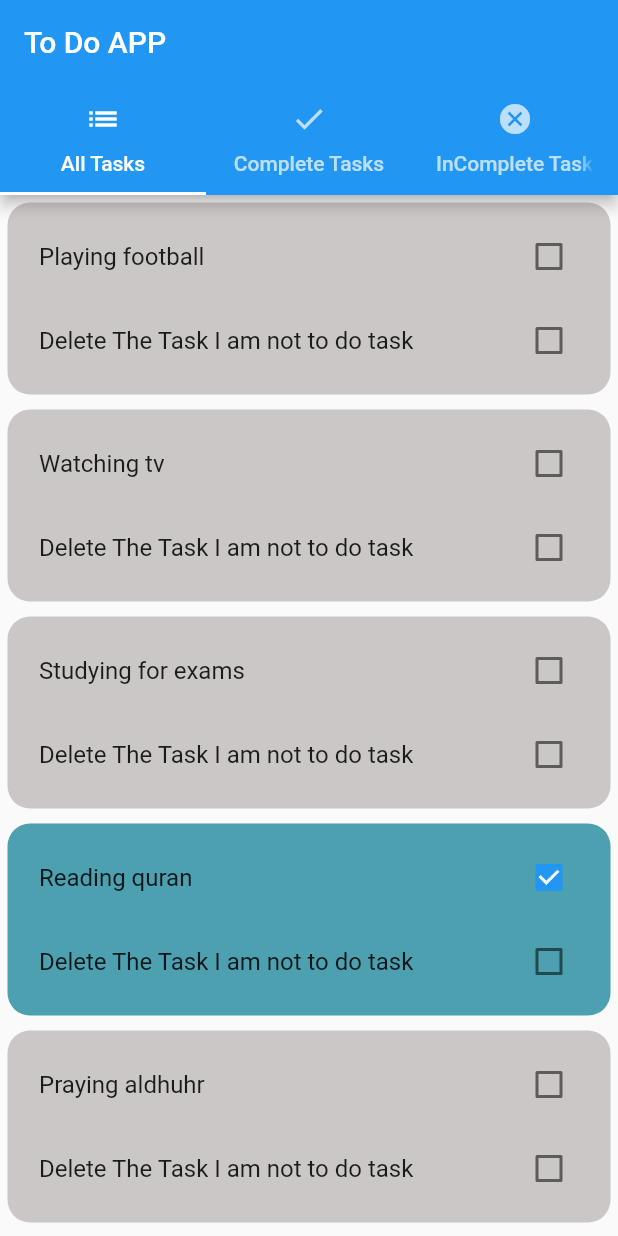
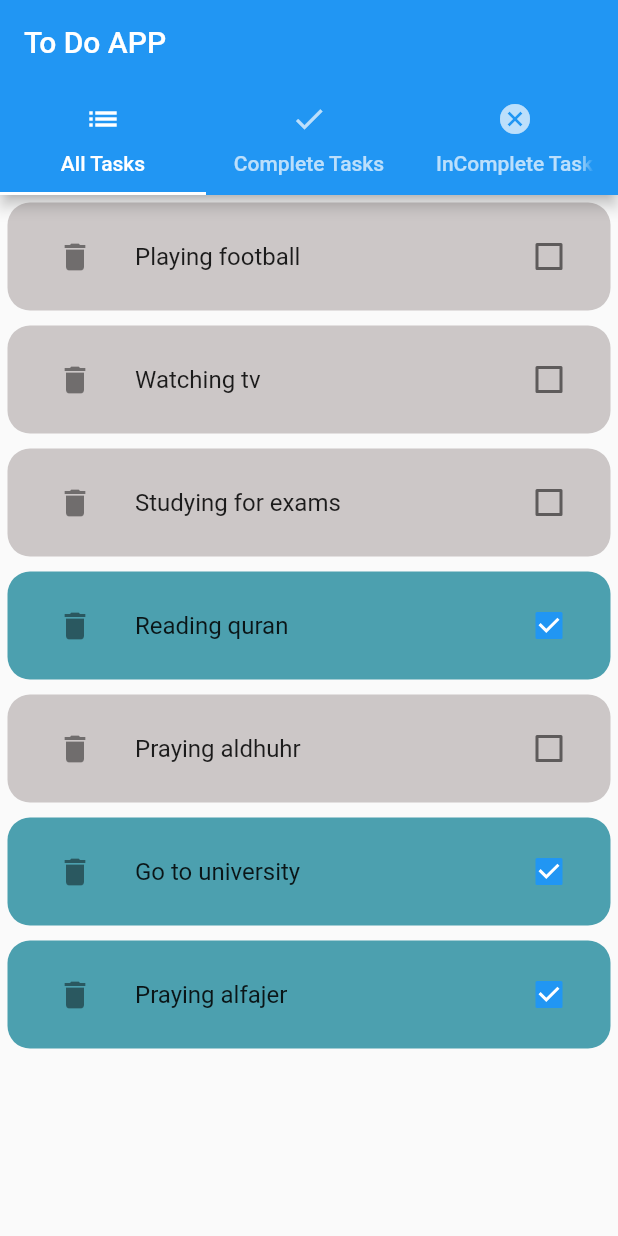
Before and after one commit to MaramZainEldeen/ToDoApp, a Flutter app: the screen it shows after launch, on a phone screen of 412 x 824 dp. Run offline on Flutter 3.47's test engine with Material 2 defaults, Android fonts, the phone set to English and light mode, and no system bars.

Commit message:
first commit

```diff
--- a/lib/todo_app/pages/todo_home_page.dart
+++ b/lib/todo_app/pages/todo_home_page.dart
@@ -20,8 +20,7 @@ class _TodoHomePageState extends State<TodoHomePage> {
 
   deleteTaskCompleteness(Task task) {
     int index = tasksList.indexOf(task);
-    tasksList[index].remove = tasksList[index].remove;
-
+    tasksList.removeAt(index);
     setState(() {});
   }
 
--- a/lib/todo_app/widgets/task_widget.dart
+++ b/lib/todo_app/widgets/task_widget.dart
@@ -17,26 +17,23 @@ class TaskWidget extends StatelessWidget {
               : Color.fromARGB(115, 147, 137, 137),
           borderRadius: BorderRadius.circular(15)),
       padding: const EdgeInsets.symmetric(horizontal: 5, vertical: 8),
-      child: Column(children: [
+      child: Column(
+        children: [
           CheckboxListTile(
+            secondary: IconButton(
+              icon: const Icon(Icons.delete),
+              onPressed: () {
+                delete(task);
+              },
+            ),
             title: Text(task.title),
             value: task.isCompleted,
             onChanged: (v) {
               fun(task);
             },
           ),
-        SizedBox(
-          width: 15,
+        ],
       ),
-        CheckboxListTile(
-          title: Text("Delete The Task I am not to do task"),
-          value: task.remove,
-          onChanged: (v) {
-            fun(task);
-            delete(task);
-          },
-        ),
-      ]),
     );
   }
 }
```
Lines whose indentation alone changed are shown as unchanged.
